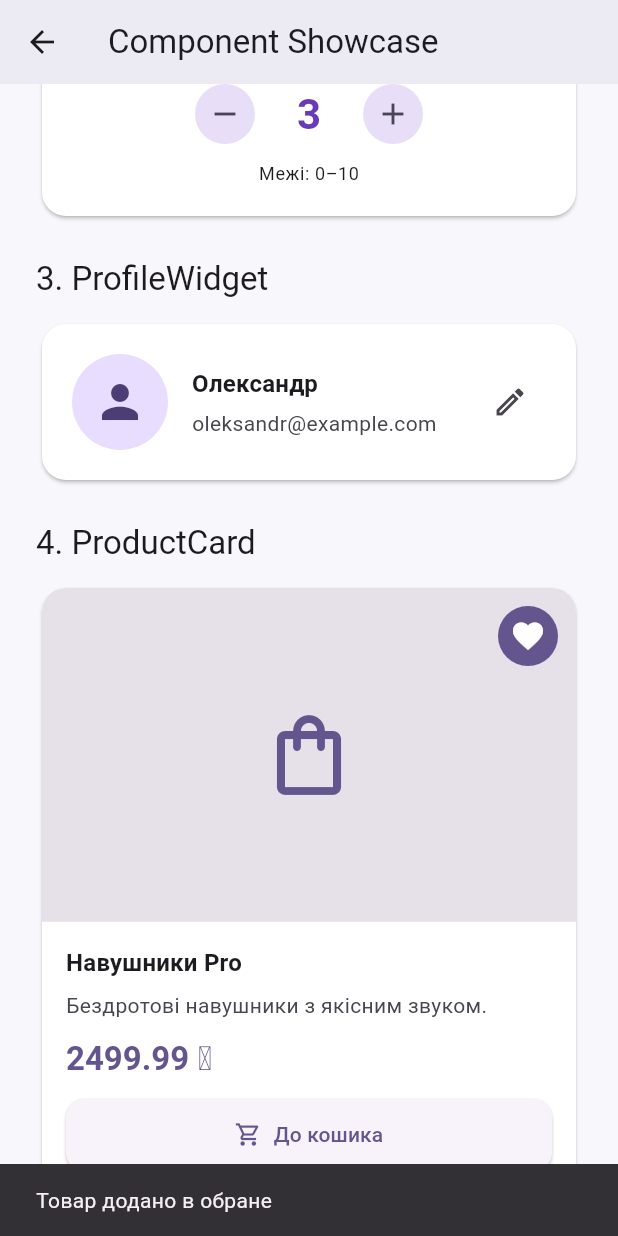
After one commit to Denchik133/Programming-for-mobile-platforms, a Flutter app: the ComponentShowcaseScreen screen opened directly, scrolled down 420 dp, after a tap on the "favorite outline" icon, on a phone screen of 412 x 824 dp. The commit adds this screen. Run offline on Flutter 3.47's test engine with Material 3 defaults, Android fonts, the phone set to English and light mode, and no system bars.

Commit message:
Add interactive component showcase screen

```diff
--- a/pr5/lib/main.dart
+++ b/pr5/lib/main.dart
@@ -7,6 +7,7 @@ import 'utils/app_theme.dart';
 import 'widgets/animated_counter.dart';
 import 'widgets/product_card.dart';
 import 'widgets/profile_widget.dart';
+import 'screens/component_showcase_screen.dart';
 
 void main() {
   runApp(const WidgetsShowcaseApp());
@@ -126,6 +127,17 @@ class _HomeScreenState extends State<HomeScreen> {
                   label: Text('${_appState.favoritesCount}'),
                   isLabelVisible: _appState.favoritesCount > 0,
                   child: const Icon(Icons.favorite_border),
+                ),
+              );
+            },
+          ),
+          IconButton(
+            tooltip: 'Демонстрація компонентів',
+            icon: const Icon(Icons.widgets_outlined),
+            onPressed: () {
+              Navigator.of(context).push(
+                MaterialPageRoute<void>(
+                  builder: (context) => const ComponentShowcaseScreen(),
                 ),
               );
             },
--- /dev/null
+++ b/pr5/lib/screens/component_showcase_screen.dart
@@ -0,0 +1,147 @@
+
+import 'package:flutter/material.dart';
+
+import '../models/product.dart';
+import '../models/user.dart';
+import '../widgets/animated_counter.dart';
+import '../widgets/custom_button.dart';
+import '../widgets/product_card.dart';
+import '../widgets/profile_widget.dart';
+
+class ComponentShowcaseScreen extends StatelessWidget {
+  const ComponentShowcaseScreen({super.key});
+
+  static const User _user = User(
+    name: 'Олександр',
+    email: 'oleksandr@example.com',
+    avatarUrl: '',
+  );
+
+  static const Product _product = Product(
+    id: 'showcase-1',
+    name: 'Навушники Pro',
+    description: 'Бездротові навушники з якісним звуком.',
+    price: 2499.99,
+    imageUrl: '',
+  );
+
+  @override
+  Widget build(BuildContext context) {
+    final theme = Theme.of(context);
+
+    return Scaffold(
+      appBar: AppBar(
+        title: const Text('Component Showcase'),
+      ),
+      body: Center(
+        child: ConstrainedBox(
+          constraints: const BoxConstraints(maxWidth: 900),
+          child: ListView(
+            padding: const EdgeInsets.all(24),
+            children: [
+              Text(
+                'Демонстрація компонентів',
+                style: theme.textTheme.headlineMedium,
+              ),
+              const SizedBox(height: 8),
+              Text(
+                'Приклади власних віджетів, їхніх станів '
+                'та інтерактивності.',
+                style: theme.textTheme.bodyLarge,
+              ),
+              const SizedBox(height: 24),
+
+              Text('1. CustomButton',
+                  style: theme.textTheme.titleLarge),
+              const SizedBox(height: 12),
+              Wrap(
+                spacing: 12,
+                runSpacing: 12,
+                children: [
+                  CustomButton(
+                    label: 'Основна кнопка',
+                    onPressed: () => _showMessage(
+                      context,
+                      'Натиснуто основну кнопку',
+                    ),
+                  ),
+                  CustomButton(
+                    label: 'Другорядна',
+                    variant: CustomButtonVariant.secondary,
+                    onPressed: () => _showMessage(
+                      context,
+                      'Натиснуто другорядну кнопку',
+                    ),
+                  ),
+                  CustomButton(
+                    label: 'Контурна',
+                    variant: CustomButtonVariant.outlined,
+                    onPressed: () => _showMessage(
+                      context,
+                      'Натиснуто контурну кнопку',
+                    ),
+                  ),
+                ],
+              ),
+              const SizedBox(height: 24),
+
+              Text('2. AnimatedCounter',
+                  style: theme.textTheme.titleLarge),
+              const SizedBox(height: 12),
+              const AnimatedCounter(
+                initialValue: 3,
+                minValue: 0,
+                maxValue: 10,
+              ),
+              const SizedBox(height: 24),
+
+              Text('3. ProfileWidget',
+                  style: theme.textTheme.titleLarge),
+              const SizedBox(height: 12),
+              ProfileWidget(
+                user: _user,
+                onEdit: () => _showMessage(
+                  context,
+                  'Натиснуто редагування профілю',
+                ),
+              ),
+              const SizedBox(height: 24),
+
+              Text('4. ProductCard',
+                  style: theme.textTheme.titleLarge),
+              const SizedBox(height: 12),
+              ConstrainedBox(
+                constraints: const BoxConstraints(maxWidth: 320),
+                child: ProductCard(
+                  product: _product,
+                  onAddToCart: (product) => _showMessage(
+                    context,
+                    '${product.name} додано до демонстраційного кошика',
+                  ),
+                  onFavoriteChanged: (isFavorite) =>
+                      _showMessage(
+                    context,
+                    isFavorite
+                        ? 'Товар додано в обране'
+                        : 'Товар видалено з обраного',
+                  ),
+                ),
+              ),
+            ],
+          ),
+        ),
+      ),
+    );
+  }
+
+  void _showMessage(BuildContext context, String message) {
+    ScaffoldMessenger.of(context)
+      ..hideCurrentSnackBar()
+      ..showSnackBar(
+        SnackBar(
+          content: Text(message),
+          duration: const Duration(seconds: 2),
+        ),
+      );
+  }
+}
```
